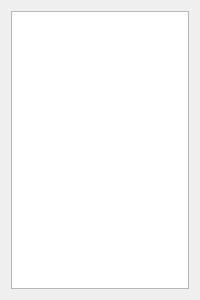
Qt form formhier.ui (rosymaro/qt_pexviewer) before a commit.
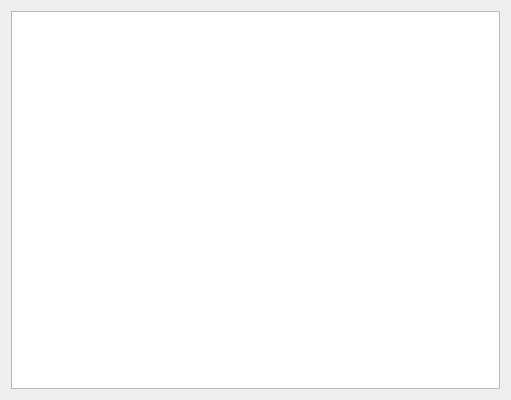
The same form after that commit.

What changed in the file:
```diff
--- a/formhier.ui
+++ b/formhier.ui
@@ -6,16 +6,66 @@
    <rect>
     <x>0</x>
     <y>0</y>
-    <width>200</width>
-    <height>300</height>
+    <width>511</width>
+    <height>400</height>
    </rect>
   </property>
+  <property name="minimumSize">
+   <size>
+    <width>380</width>
+    <height>100</height>
+   </size>
+  </property>
   <property name="windowTitle">
    <string>Dialog</string>
   </property>
   <layout class="QVBoxLayout" name="verticalLayout">
    <item>
-    <widget class="QListWidget" name="listWidget"/>
+    <layout class="QGridLayout" name="gridLayout">
+     <item row="0" column="0">
+      <widget class="QTableWidget" name="tableWidget">
+       <property name="sizePolicy">
+        <sizepolicy hsizetype="Expanding" vsizetype="Expanding">
+         <horstretch>0</horstretch>
+         <verstretch>0</verstretch>
+        </sizepolicy>
+       </property>
+       <property name="minimumSize">
+        <size>
+         <width>260</width>
+         <height>100</height>
+        </size>
+       </property>
+       <property name="baseSize">
+        <size>
+         <width>260</width>
+         <height>100</height>
+        </size>
+       </property>
+       <property name="sizeAdjustPolicy">
+        <enum>QAbstractScrollArea::AdjustToContents</enum>
+       </property>
+       <property name="editTriggers">
+        <set>QAbstractItemView::NoEditTriggers</set>
+       </property>
+       <property name="alternatingRowColors">
+        <bool>true</bool>
+       </property>
+       <property name="gridStyle">
+        <enum>Qt::SolidLine</enum>
+       </property>
+       <attribute name="horizontalHeaderCascadingSectionResizes">
+        <bool>false</bool>
+       </attribute>
+       <attribute name="horizontalHeaderStretchLastSection">
+        <bool>false</bool>
+       </attribute>
+       <attribute name="verticalHeaderVisible">
+        <bool>false</bool>
+       </attribute>
+      </widget>
+     </item>
+    </layout>
    </item>
   </layout>
  </widget>
```
